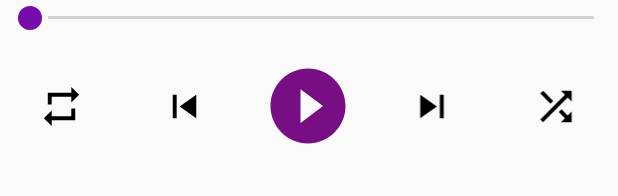
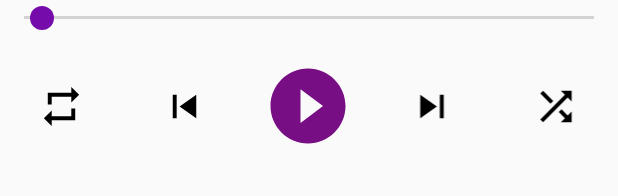
Before and after one commit to pranay1494/MusicPlayer, an Android app: the layout layout_player_controls.xml on its own in the app's theme, with its tools: preview values and no code run, on a phone screen of 412 x 824 dp. Shown: the top 196 px of the screen. Run offline under Robolectric (Android 15) with nearby library versions, the phone set to English and light mode, and no system bars.

Commit message:
seekbar thumb improved

```diff
--- a/app/src/main/res/layout/layout_player_controls.xml
+++ b/app/src/main/res/layout/layout_player_controls.xml
@@ -9,8 +9,10 @@
         android:id="@+id/seekBar"
         android:layout_width="match_parent"
         android:layout_height="wrap_content"
+        android:splitTrack="false"
         android:thumb="@drawable/seekbarthumb_24dp"
-        android:thumbOffset="8dp" />
+        android:progressTint="#760bac"
+        android:thumbOffset="0dp" />
 
     <LinearLayout xmlns:android="http://schemas.android.com/apk/res/android"
         xmlns:app="http://schemas.android.com/apk/res-auto"
```
Also changed, not shown: app/src/main/java/com/customview/pranay/dasmusica/MainActivity.java (+12 -1 lines).
